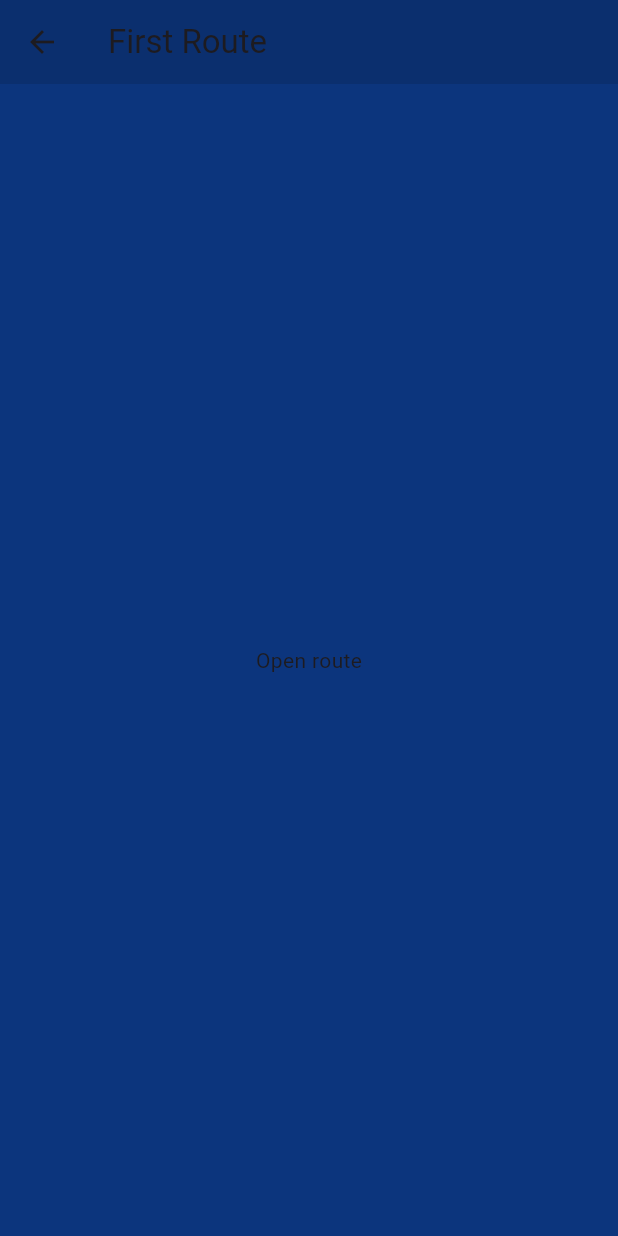
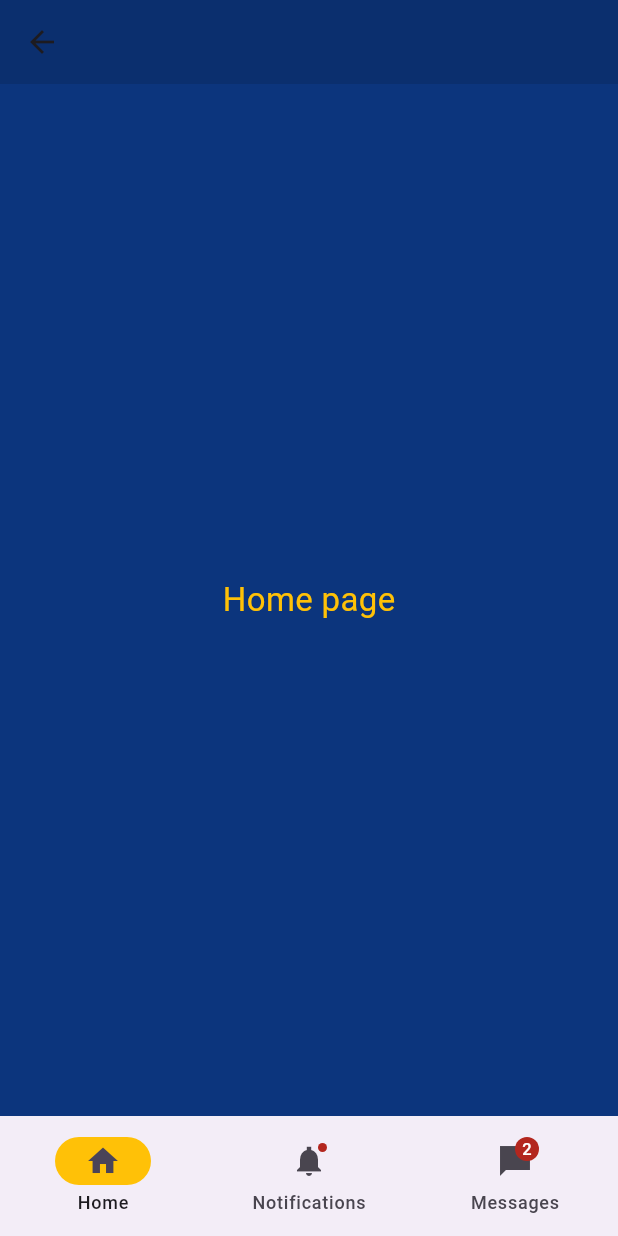
Before and after one commit to Abdullah-Hussein2/flutter_application_1, a Flutter app: the screen it shows after launch, after a tap on the "wallet" icon, on a phone screen of 412 x 824 dp. Run offline on Flutter 3.47's test engine with Material 3 defaults, Android fonts, the phone set to English and light mode, and no system bars.

```diff
--- a/lib/main.dart
+++ b/lib/main.dart
@@ -6,20 +6,6 @@ void main() {
 
 void printThis() {
   print("TEST");
-}
-
-class NavigationExample extends StatefulWidget {
-  const NavigationExample({super.key});
-
-  @override
-  State<NavigationExample> createState() => _NavigationExampleState();
-}
-
-class _NavigationExampleState extends State<NavigationExample> {
-  @override
-  Widget build(BuildContext context) {
-    return const MyApp();
-  }
 }
 
 class MyApp extends StatefulWidget {
@@ -91,17 +77,17 @@ class _MyAppState extends State<MyApp> {
           selectedIndex: currentPageIndex,
           destinations: const <Widget>[
             NavigationDestination(
-              selectedIcon: Icon(Icons.home),
-              icon: Icon(Icons.home_outlined),
+              selectedIcon: Icon(Icons.wallet),
+              icon: Icon(Icons.wallet_sharp),
               label: 'Home',
             ),
             NavigationDestination(
-              icon: Badge(child: Icon(Icons.notifications_sharp)),
-              label: 'Notifications',
+              icon: Icon(Icons.shield_sharp),
+              label: 'Protection',
             ),
             NavigationDestination(
-              icon: Badge(label: Text('2'), child: Icon(Icons.messenger_sharp)),
-              label: 'Messages',
+              icon: Icon(Icons.settings),
+              label: 'settings',
             ),
           ],
         ),
@@ -120,17 +106,128 @@ class _MyAppState extends State<MyApp> {
   }
 }
 
-class FirstRoute extends StatelessWidget {
+class FirstRoute extends StatefulWidget {
   const FirstRoute({super.key});
+
+  @override
+  State<FirstRoute> createState() => _FirstRouteState();
+}
+
+class _FirstRouteState extends State<FirstRoute> {
+  int currentPageIndex = 0;
+
   @override
   Widget build(BuildContext context) {
+    final ThemeData theme = Theme.of(context);
+
     return Scaffold(
-      appBar: AppBar(
-        title: const Text('First Route'),
-        backgroundColor: Colors.black12,
+      appBar: AppBar(backgroundColor: Colors.black12),
+      bottomNavigationBar: NavigationBar(
+        onDestinationSelected: (int index) {
+          setState(() {
+            currentPageIndex = index;
+          });
+        },
+        indicatorColor: Colors.amber,
+        selectedIndex: currentPageIndex,
+        destinations: const <Widget>[
+          NavigationDestination(
+            selectedIcon: Icon(Icons.home),
+            icon: Icon(Icons.home_outlined),
+            label: 'Home',
+          ),
+          NavigationDestination(
+            icon: Badge(child: Icon(Icons.notifications_sharp)),
+            label: 'Notifications',
+          ),
+          NavigationDestination(
+            icon: Badge(label: Text('2'), child: Icon(Icons.messenger_sharp)),
+            label: 'Messages',
+          ),
+        ],
       ),
+      body: <Widget>[
+        Card(
+          shadowColor: Colors.transparent,
+          color: Color.fromARGB(255, 12, 53, 125),
+          margin: const EdgeInsets.all(8.0),
+          child: SizedBox.expand(
+            child: Center(
+              child: Text(
+                'Home page',
+                style: TextStyle(color: Colors.amber, fontSize: 22),
+              ),
+            ),
+          ),
+        ),
+
+        const Padding(
+          padding: EdgeInsets.all(8.0),
+          child: Column(
+            children: <Widget>[
+              Card(
+                child: ListTile(
+                  leading: Icon(Icons.notifications_sharp),
+                  title: Text('Notification 1'),
+                  subtitle: Text('This is a notification'),
+                ),
+              ),
+              Card(
+                child: ListTile(
+                  leading: Icon(Icons.notifications_sharp),
+                  title: Text('Notification 2'),
+                  subtitle: Text('This is a notification'),
+                ),
+              ),
+            ],
+          ),
+        ),
+
+        /// Messages page
+        ListView.builder(
+          reverse: true,
+          itemCount: 2,
+          itemBuilder: (BuildContext context, int index) {
+            if (index == 0) {
+              return Align(
+                alignment: Alignment.centerRight,
+                child: Container(
+                  margin: const EdgeInsets.all(8.0),
+                  padding: const EdgeInsets.all(8.0),
+                  decoration: BoxDecoration(
+                    color: theme.colorScheme.primary,
+                    borderRadius: BorderRadius.circular(8.0),
+                  ),
+                  child: Text(
+                    'Hello',
+                    style: theme.textTheme.bodyLarge!.copyWith(
+                      color: theme.colorScheme.onPrimary,
+                    ),
+                  ),
+                ),
+              );
+            }
+            return Align(
+              alignment: Alignment.centerLeft,
+              child: Container(
+                margin: const EdgeInsets.all(8.0),
+                padding: const EdgeInsets.all(8.0),
+                decoration: BoxDecoration(
+                  color: theme.colorScheme.primary,
+                  borderRadius: BorderRadius.circular(8.0),
+                ),
+                child: Text(
+                  'Hi!',
+                  style: theme.textTheme.bodyLarge!.copyWith(
+                    color: theme.colorScheme.onPrimary,
+                  ),
+                ),
+              ),
+            );
+          },
+        ),
+      ][currentPageIndex],
       backgroundColor: Color.fromARGB(255, 12, 53, 125),
-      body: Center(child: const Text('Open route')),
     );
   }
 }
```
